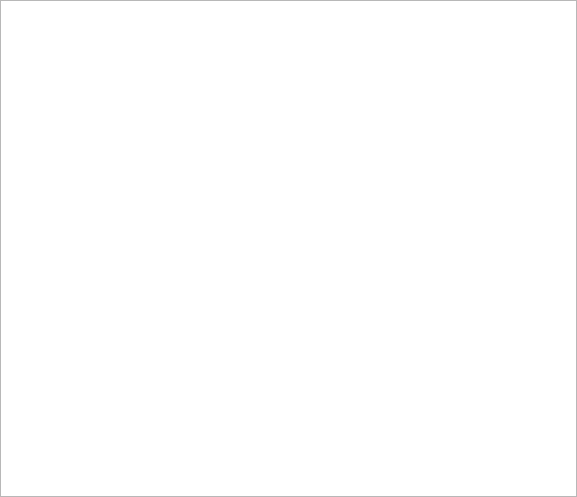
First picture: the form in dialogs/clickimageevent.ui, repository RaphCucul/Image-registration-GUI, before the edit.
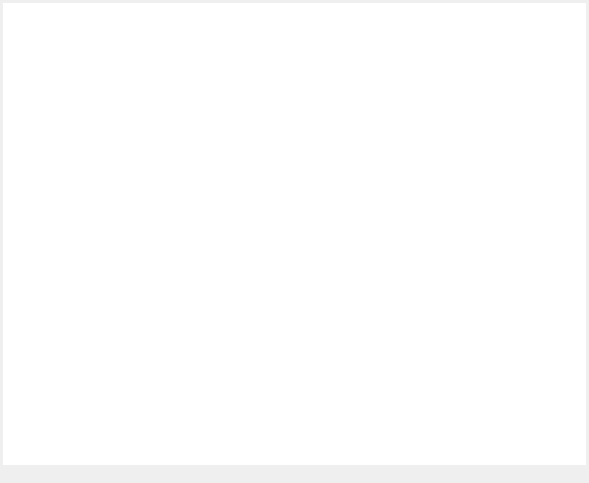
Second picture: the form after the edit.

Commit message:
Reworked cutouts processing
New mechanism of the initialization, detection and saving.

Diff of the .ui file:
```diff
--- a/dialogs/clickimageevent.ui
+++ b/dialogs/clickimageevent.ui
@@ -6,8 +6,8 @@
    <rect>
     <x>0</x>
     <y>0</y>
-    <width>577</width>
-    <height>497</height>
+    <width>589</width>
+    <height>483</height>
    </rect>
   </property>
   <property name="sizePolicy">
@@ -24,22 +24,52 @@
     <number>0</number>
    </property>
    <property name="leftMargin">
-    <number>0</number>
+    <number>1</number>
    </property>
    <property name="topMargin">
-    <number>0</number>
+    <number>1</number>
    </property>
    <property name="rightMargin">
-    <number>0</number>
+    <number>1</number>
    </property>
    <property name="bottomMargin">
-    <number>0</number>
+    <number>1</number>
    </property>
    <item>
-    <widget class="QGraphicsView" name="clickImage"/>
-   </item>
-   <item>
-    <layout class="QGridLayout" name="optionalContent"/>
+    <layout class="QVBoxLayout" name="layout" stretch="30,1">
+     <property name="spacing">
+      <number>1</number>
+     </property>
+     <property name="leftMargin">
+      <number>2</number>
+     </property>
+     <property name="topMargin">
+      <number>2</number>
+     </property>
+     <property name="rightMargin">
+      <number>2</number>
+     </property>
+     <property name="bottomMargin">
+      <number>2</number>
+     </property>
+     <item>
+      <widget class="QGraphicsView" name="clickImage">
+       <property name="frameShape">
+        <enum>QFrame::NoFrame</enum>
+       </property>
+       <property name="frameShadow">
+        <enum>QFrame::Plain</enum>
+       </property>
+      </widget>
+     </item>
+     <item>
+      <layout class="QHBoxLayout" name="optionalContent">
+       <property name="spacing">
+        <number>1</number>
+       </property>
+      </layout>
+     </item>
+    </layout>
    </item>
   </layout>
  </widget>
```
The commit also changes 2 other files.
